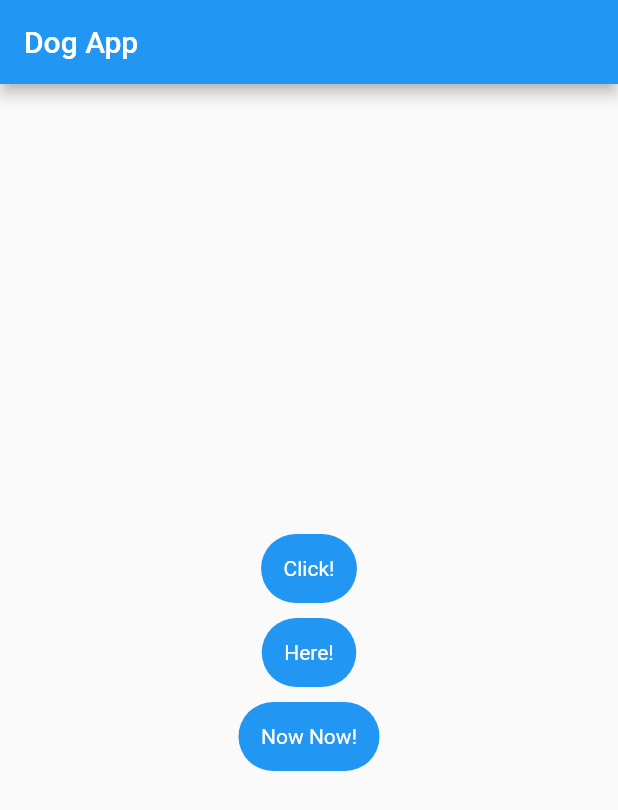
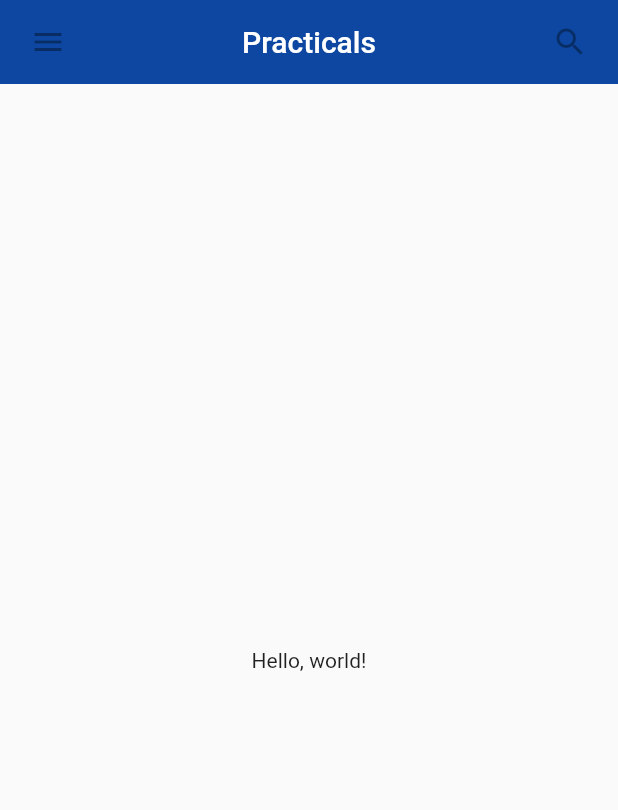
Before and after one commit to SinachPat/practic-flutter, a Flutter app: the screen it shows after launch, on a phone screen of 412 x 824 dp. Shown: the top 810 px of the screen. Run offline on Flutter 3.47's test engine with Material 2 defaults, Android fonts, the phone set to English and light mode, and no system bars.

Commit message:
another practice setion updated

```diff
--- a/lib/main.dart
+++ b/lib/main.dart
@@ -1,81 +1,82 @@
 import 'package:flutter/material.dart';
 
 void main() {
-  runApp(const DogApp());
+  runApp(
+    const MaterialApp(
+      title: 'My app', // used by the OS task switcher
+      home: SafeArea(
+        child: MyScaffold(),
+      ),
+    ),
+  );
 }
 
-class DogApp extends StatelessWidget {
-  const DogApp({super.key});
+class MyAppBar extends StatelessWidget {
+  const MyAppBar({required this.title, super.key});
+  // Fields in a Widget subclass are always marked "final".
+
+  final Widget title;
+
   @override
   Widget build(BuildContext context) {
-    return MaterialApp(
-      title: "My Dog App",
-      home: Scaffold(
-        appBar: AppBar(
-          title: const Text("Dog App"),
-        ),
-        body: Center(
-          child: Column(
-            mainAxisAlignment: MainAxisAlignment.center,
-            children: [
-              DecoratedBox(
-                decoration: BoxDecoration(
-                  color: Colors.blue,
-                  borderRadius: BorderRadius.circular(100.0),
-                ),
-                child: const Padding(
-                  padding: EdgeInsets.all(15.0),
-                  child: Text(
-                    "Click!",
-                    style: TextStyle(
-                      color: Colors.white,
-                    ),
-                  ),
-                ),
-              ),
-              const SizedBox(
-                height: 10,
-              ),
-              DecoratedBox(
-                decoration: BoxDecoration(
-                  color: Colors.blue,
-                  borderRadius: BorderRadius.circular(100.0),
-                ),
-                child: const Padding(
-                  padding: EdgeInsets.all(15.0),
-                  child: Text(
-                    "Here!",
-                    style: TextStyle(
-                      color: Colors.white,
-                    ),
-                  ),
-                ),
-              ),
-              const SizedBox(
-                height: 10,
-              ),
-              DecoratedBox(
-                decoration: BoxDecoration(
-                  color: Colors.blue,
-                  borderRadius: BorderRadius.circular(100.0),
-                ),
-                child: const Padding(
-                  padding: EdgeInsets.all(15.0),
-                  child: Text(
-                    "Now Now!",
-                    style: TextStyle(
-                      color: Colors.white,
-                    ),
-                  ),
-                ),
-              ),
-              const SizedBox(
-                height: 10,
-              ),
-            ],
+    return Container(
+      height: 56.0, // in logical pixels
+      padding: const EdgeInsets.symmetric(horizontal: 8.0),
+      decoration: BoxDecoration(color: Colors.blue[900]),
+      // Row is a horizontal, linear layout.
+      child: Row(
+        children: [
+          const IconButton(
+            icon: Icon(
+              Icons.menu,
+            ),
+            tooltip: 'Navigation menu',
+            onPressed: null, // null disables the button
           ),
-        ),
+          // Expanded expands its child
+          // to fill the available space.
+          Expanded(
+            child: title,
+          ),
+          const IconButton(
+            icon: Icon(Icons.search),
+            tooltip: 'Search',
+            onPressed: null,
+          ),
+        ],
       ),
     );
   }
 }
+
+class MyScaffold extends StatelessWidget {
+  const MyScaffold({super.key});
+
+  @override
+  Widget build(BuildContext context) {
+    // Material is a conceptual piece
+    // of paper on which the UI appears.
+    return Material(
+      // Column is a vertical, linear layout.
+      child: Column(
+        children: [
+          MyAppBar(
+            title: Center(
+              child: Text(
+                'Practicals',
+                style: Theme.of(context) //
+                    .primaryTextTheme
+                    .titleLarge,
+              ),
+            ),
+          ),
+          const Expanded(
+            child: Center(
+              child: Text('Hello, world!'),
+            ),
+          ),
+        ],
+      ),
+    );
+  }
+}
```
Also changed, not shown: 1 other file.
